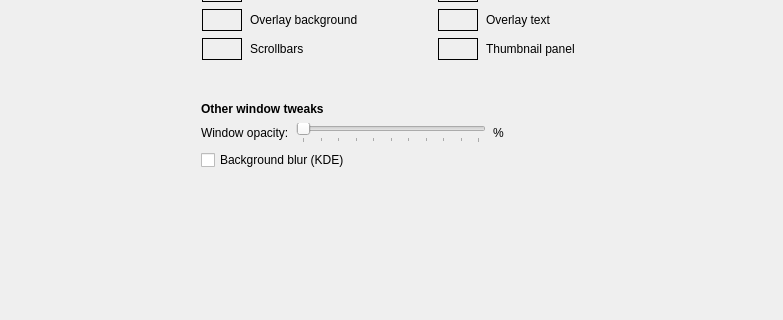
This is qimgv/gui/dialogs/settingsdialog.ui in hadoooooouken/qimgv-plus as Qt 5 draws it before an edit; both pictures show x 0 to 783 and y 259 to 579 of the 783 by 741 pixel window. The edited form follows.
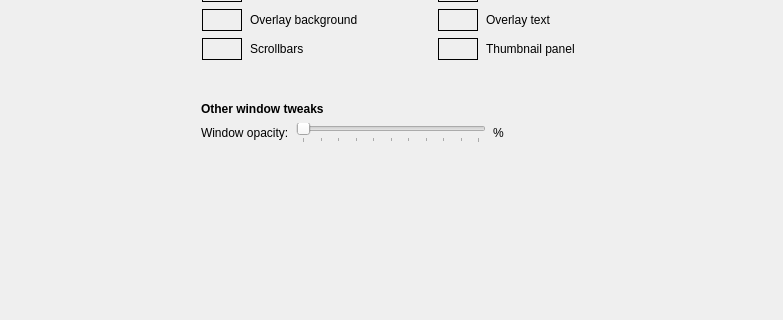
This is the edited form. The open tabs and pages were chosen to show the change. Custom widgets are drawn as their Qt base class.

Commit message: remove kde blur

Patch:
```diff
--- a/qimgv/gui/dialogs/settingsdialog.ui
+++ b/qimgv/gui/dialogs/settingsdialog.ui
@@ -3570,13 +3570,6 @@
                     </item>
                    </layout>
                   </item>
-                  <item>
-                   <widget class="QCheckBox" name="blurBackgroundCheckBox">
-                    <property name="text">
-                     <string>Background blur (KDE)</string>
-                    </property>
-                   </widget>
-                  </item>
                  </layout>
                 </widget>
                </item>
```
The commit also changes 8 other files.
